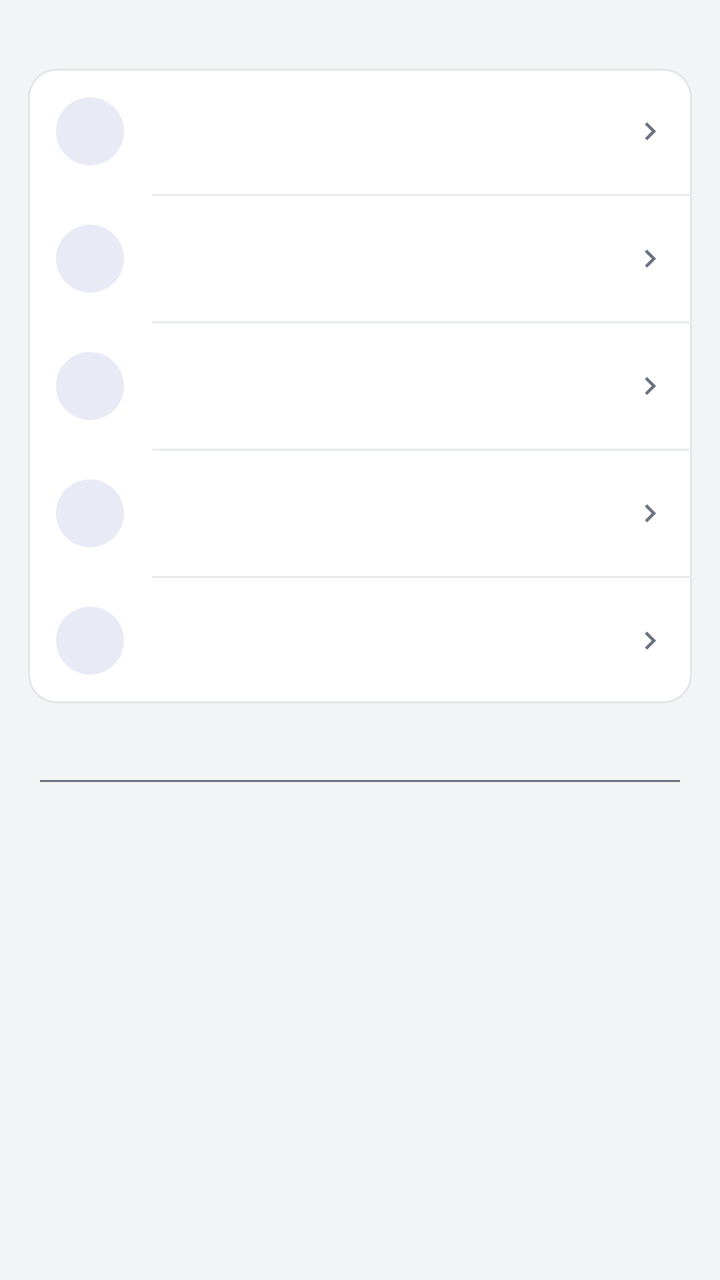
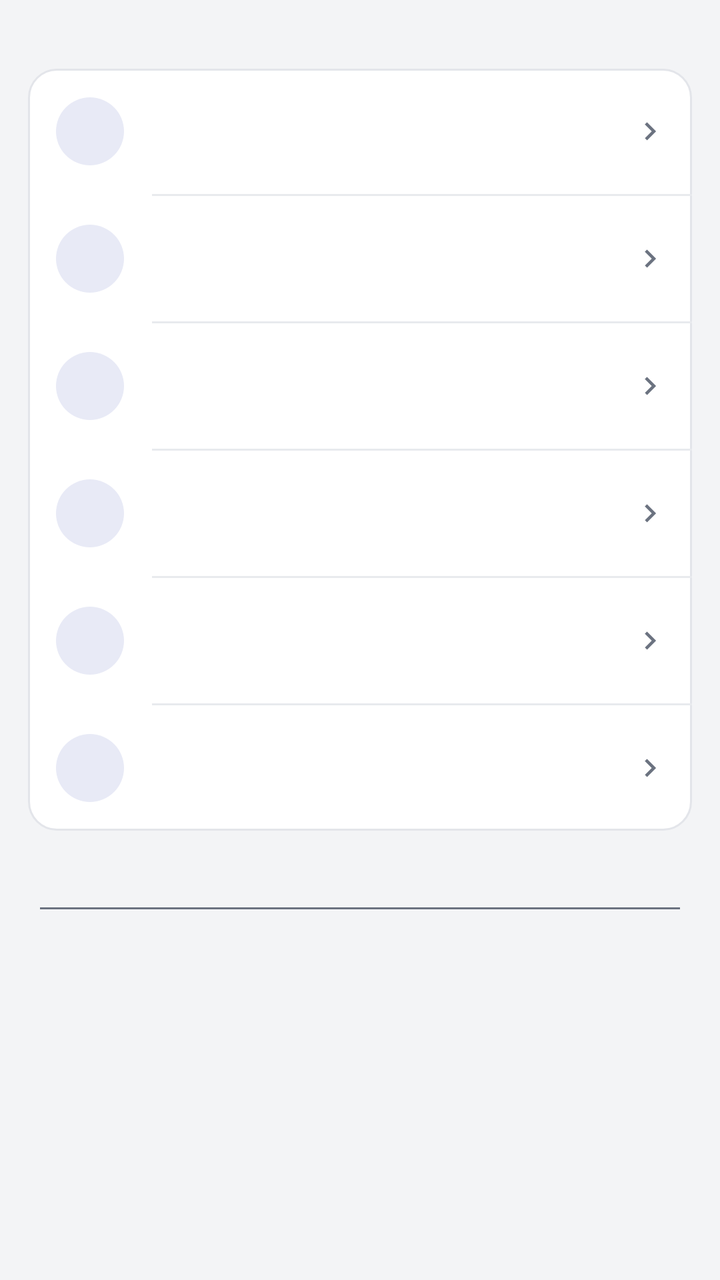

Compare the two renders of this Android layout. The source of the first and the diff that turns it into the second are given below.
<!-- AndroidManifest.xml: activity theme AppTheme -->
<!-- res/layout/activity_maps.xml -->
<?xml version="1.0" encoding="utf-8"?>
<ScrollView xmlns:android="http://schemas.android.com/apk/res/android"
    android:id="@+id/root"
    android:layout_width="match_parent"
    android:layout_height="match_parent"
    android:fillViewport="true"
    android:background="@color/bg">

  <LinearLayout
    android:layout_width="match_parent"
    android:layout_height="wrap_content"
    android:orientation="vertical">

    <TextView
        android:id="@+id/maps_head"
        android:layout_width="match_parent"
        android:layout_height="wrap_content"
        android:paddingStart="20dp"
        android:paddingEnd="20dp"
        android:paddingTop="12dp"
        android:paddingBottom="6dp"
        android:lineSpacingExtra="2dp"
        android:textColor="@color/fg_muted"
        android:textSize="12sp" />

    <LinearLayout
        android:id="@+id/maps_actions"
        android:layout_width="match_parent"
        android:layout_height="wrap_content"
        android:orientation="vertical"
        android:background="@drawable/card_bg"
        android:layout_marginStart="14dp"
        android:layout_marginEnd="14dp"
        android:layout_marginBottom="8dp">

        <include
            android:id="@+id/row_maps_import"
            layout="@layout/row_action"
            android:layout_width="match_parent"
            android:layout_height="wrap_content" />

        <View
            android:layout_width="match_parent"
            android:layout_height="1dp"
            android:layout_marginStart="62dp"
            android:background="@color/divider" />

        
        <include
            android:id="@+id/row_maps_from_save"
            layout="@layout/row_action"
            android:layout_width="match_parent"
            android:layout_height="wrap_content" />

        <View
            android:layout_width="match_parent"
            android:layout_height="1dp"
            android:layout_marginStart="62dp"
            android:background="@color/divider" />

        <include
            android:id="@+id/row_maps_export"
            layout="@layout/row_action"
            android:layout_width="match_parent"
            android:layout_height="wrap_content" />

        <View
            android:layout_width="match_parent"
            android:layout_height="1dp"
            android:layout_marginStart="62dp"
            android:background="@color/divider" />

        
        <include
            android:id="@+id/row_maps_del"
            layout="@layout/row_action"
            android:layout_width="match_parent"
            android:layout_height="wrap_content" />

        <View
            android:layout_width="match_parent"
            android:layout_height="1dp"
            android:layout_marginStart="62dp"
            android:background="@color/divider" />

        
        <include
            android:id="@+id/row_maps_filter"
            layout="@layout/row_action"
            android:layout_width="match_parent"
            android:layout_height="wrap_content" />
    </LinearLayout>

    
    <EditText
        android:id="@+id/maps_search"
        android:layout_width="match_parent"
        android:layout_height="wrap_content"
        android:layout_marginStart="@dimen/page_pad"
        android:layout_marginEnd="@dimen/page_pad"
        android:layout_marginTop="2dp"
        android:inputType="text"
        android:maxLength="60"
        android:singleLine="true"
        android:textColor="@color/fg"
        android:textColorHint="@color/fg_muted"
        android:textSize="15sp" />

    
    <TextView
        android:id="@+id/maps_filtered"
        android:layout_width="match_parent"
        android:layout_height="wrap_content"
        android:paddingStart="@dimen/page_pad"
        android:paddingEnd="@dimen/page_pad"
        android:paddingTop="6dp"
        android:textColor="@color/fg_muted"
        android:textSize="12sp"
        android:visibility="gone" />

    
    <TextView
        android:id="@+id/maps_empty"
        android:layout_width="match_parent"
        android:layout_height="wrap_content"
        android:padding="28dp"
        android:gravity="center"
        android:textAlignment="center"
        android:textSize="13sp"
        android:lineSpacingExtra="4dp"
        android:textColor="@color/fg_muted"
        android:visibility="gone" />

    
    <LinearLayout
        android:id="@+id/maps_list"
        android:layout_width="match_parent"
        android:layout_height="wrap_content"
        android:orientation="vertical"
        android:paddingBottom="8dp" />
  </LinearLayout>
</ScrollView>
<!-- res/layout/row_action.xml (included above) -->
<?xml version="1.0" encoding="utf-8"?>
<LinearLayout xmlns:android="http://schemas.android.com/apk/res/android"
    android:layout_width="match_parent"
    android:layout_height="wrap_content"
    android:orientation="horizontal"
    android:gravity="center_vertical"
    android:background="?android:attr/selectableItemBackground"
    android:clickable="true"
    android:focusable="false"
    android:paddingStart="14dp"
    android:paddingEnd="12dp"
    android:paddingTop="12dp"
    android:paddingBottom="12dp">

    <FrameLayout
        android:layout_width="@dimen/row_icon_box"
        android:layout_height="@dimen/row_icon_box"
        android:background="@drawable/icon_circle">

        <ImageView
            android:id="@+id/act_icon"
            android:layout_width="@dimen/row_icon"
            android:layout_height="@dimen/row_icon"
            android:layout_gravity="center"
            android:tint="@color/accent" />
    </FrameLayout>

    <LinearLayout
        android:layout_width="0dp"
        android:layout_height="wrap_content"
        android:layout_weight="1"
        android:layout_marginStart="14dp"
        android:orientation="vertical">

        <TextView
            android:id="@+id/act_title"
            android:layout_width="match_parent"
            android:layout_height="wrap_content"
            android:singleLine="true"
            android:ellipsize="end"
            android:textSize="15sp"
            android:textColor="@color/fg" />

        <TextView
            android:id="@+id/act_sub"
            android:layout_width="match_parent"
            android:layout_height="wrap_content"
            android:paddingTop="2dp"
            android:textSize="12sp"
            android:textColor="@color/fg_muted" />
    </LinearLayout>

    <ImageView
        android:layout_width="@dimen/row_chevron"
        android:layout_height="@dimen/row_chevron"
        android:layout_marginStart="8dp"
        android:src="@drawable/ic_chevron"
        android:tint="@color/fg_muted" />
</LinearLayout>
<!-- resources referenced by this layout -->
<resources>
  <color name="accent">#FF3F51B5</color>
  <color name="bg">#FFF3F4F6</color>
  <color name="divider">#FFE8EAEE</color>
  <color name="fg">#FF1A1C1E</color>
  <color name="fg_muted">#FF6B7280</color>
  <dimen name="page_pad">16dp</dimen>
  <dimen name="row_chevron">18dp</dimen>
  <dimen name="row_icon">22dp</dimen>
  <dimen name="row_icon_box">34dp</dimen>
  <!-- drawable card_bg (drawable) -->
  <?xml version="1.0" encoding="utf-8"?>
  <shape xmlns:android="http://schemas.android.com/apk/res/android"
      android:shape="rectangle">
      <solid android:color="@color/card" />
      <corners android:radius="14dp" />
      <stroke android:width="1dp" android:color="@color/card_stroke" />
  </shape>
  <!-- drawable ic_chevron (drawable) -->
  <?xml version="1.0" encoding="utf-8"?>
  <vector xmlns:android="http://schemas.android.com/apk/res/android"
      android:width="24dp"
      android:height="24dp"
      android:viewportWidth="24"
      android:viewportHeight="24">
      <path
          android:fillColor="@color/icon_tint"
          android:pathData="M10,6L8.59,7.41 13.17,12l-4.58,4.59L10,18l6,-6z" />
  </vector>
  <!-- drawable icon_circle (drawable) -->
  <?xml version="1.0" encoding="utf-8"?>
  <shape xmlns:android="http://schemas.android.com/apk/res/android"
      android:shape="oval">
      <solid android:color="@color/accent_soft" />
  </shape>
  <style name="AppTheme" parent="android:Theme.Material.Light">
          <item name="android:windowBackground">@color/bg</item>
          <item name="android:textColorPrimary">@color/fg</item>
          <item name="android:textColorSecondary">@color/fg_muted</item>
          <item name="android:colorAccent">@color/accent</item>
  
          
          <item name="android:colorPrimary">@color/appbar</item>
          <item name="android:colorPrimaryDark">@color/statusbar</item>
          <item name="android:statusBarColor">@color/statusbar</item>
          <item name="android:windowLightStatusBar">false</item>
          <item name="android:actionBarStyle">@style/AppBarStyle</item>
  
          
          <item name="android:alertDialogTheme">@style/AppDialogTheme</item>
      </style>
  <color name="card">#FFFFFFFF</color>
  <color name="card_stroke">#FFE3E5EA</color>
  <color name="icon_tint">#FF5F6368</color>
  <color name="accent_soft">#FFE8EAF6</color>
  <color name="appbar">#FF3F51B5</color>
  <color name="statusbar">#FF303F9F</color>
  <style name="AppBarStyle" parent="android:Widget.Material.ActionBar.Solid">
          <item name="android:background">@color/appbar</item>
          
          <item name="android:elevation">0dp</item>
          
          <item name="android:contentInsetStart">16dp</item>
          <item name="android:titleTextStyle">@style/AppBarTitle</item>
      </style>
  <style name="AppDialogTheme" parent="android:Theme.Material.Light.Dialog.Alert">
          <item name="android:windowBackground">@drawable/dlg_bg</item>
          <item name="android:colorAccent">@color/accent</item>
          <item name="android:textColorPrimary">@color/fg</item>
          <item name="android:textColorSecondary">@color/fg_muted</item>
          <item name="android:colorControlNormal">@color/fg_muted</item>
      </style>
  <style name="AppBarTitle" parent="android:TextAppearance.Material.Widget.ActionBar.Title">
          <item name="android:textColor">@color/on_appbar</item>
          <item name="android:textSize">20sp</item>
          <item name="android:fontFamily">sans-serif-medium</item>
      </style>
  <!-- drawable dlg_bg (drawable) -->
  <?xml version="1.0" encoding="utf-8"?>
  <inset xmlns:android="http://schemas.android.com/apk/res/android"
      android:inset="16dp">
      <shape android:shape="rectangle">
          <solid android:color="@color/card" />
          <corners android:radius="14dp" />
          <stroke android:width="1dp" android:color="@color/card_stroke" />
      </shape>
  </inset>
  <color name="on_appbar">#FFFFFFFF</color>
</resources>

<!-- the commit's change to res/layout/activity_maps.xml (unified diff, before → after) -->
@@ -60,6 +60,19 @@
 
         <include
             android:id="@+id/row_maps_export"
+            layout="@layout/row_action"
+            android:layout_width="match_parent"
+            android:layout_height="wrap_content" />
+
+        <View
+            android:layout_width="match_parent"
+            android:layout_height="1dp"
+            android:layout_marginStart="62dp"
+            android:background="@color/divider" />
+
+        
+        <include
+            android:id="@+id/row_maps_export_stats"
             layout="@layout/row_action"
             android:layout_width="match_parent"
             android:layout_height="wrap_content" />
